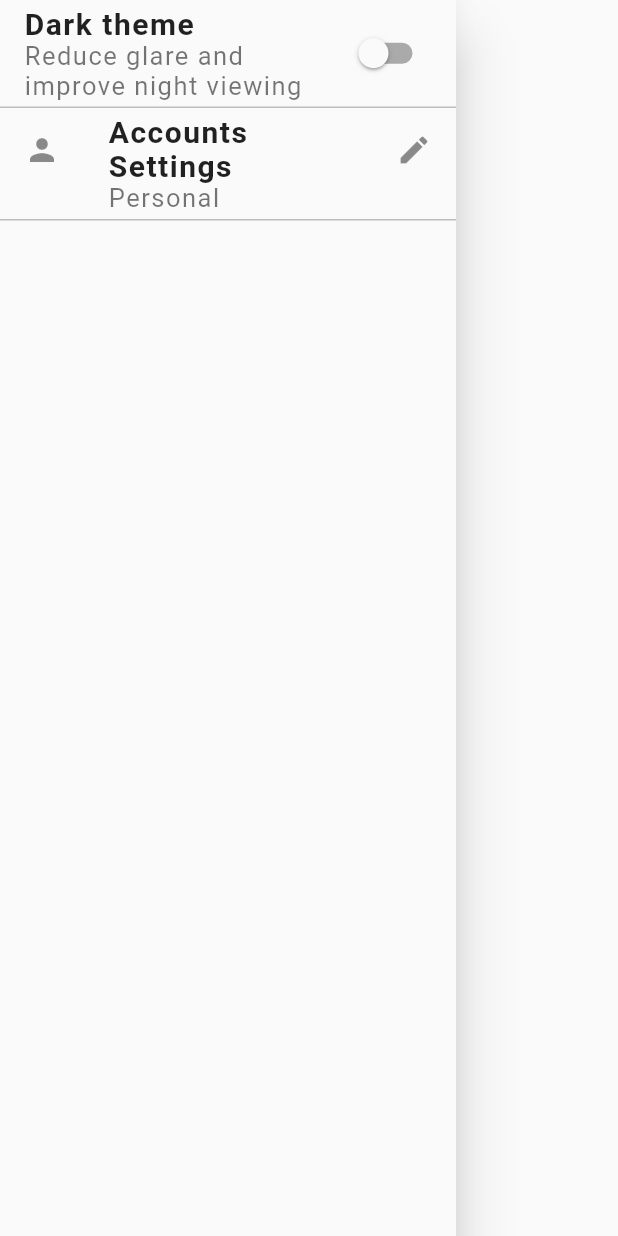
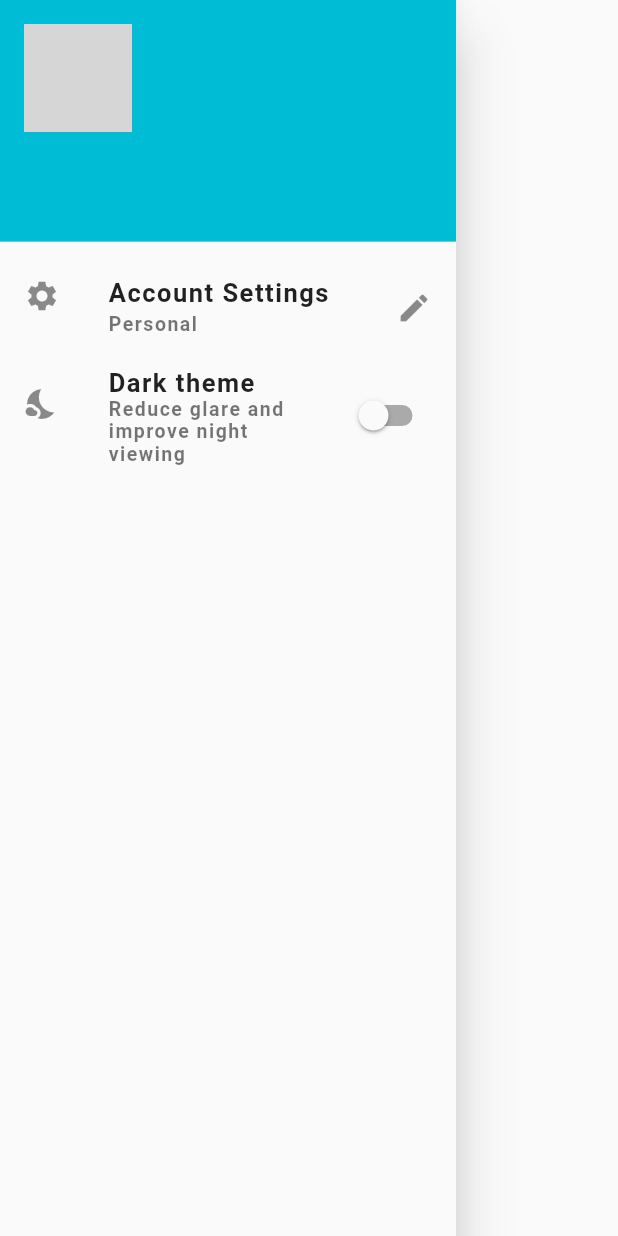
Before and after one commit to singhsduos/Chat_App, a Flutter app: the SideDrawer widget shown alone on an empty page, opened directly, on a phone screen of 412 x 824 dp. Run offline on Flutter 3.47's test engine with Material 2 defaults, Android fonts, the light colour scheme and no system bars; our stand-ins replace cached_network_image, cloud_firestore, firebase_auth, firebase_core, firebase_storage, fluttertoast and 5 more; missing offline and left inert: emoji_picker; accounts and stored records are empty; network calls fail; grey boxes are pictures that could not be loaded.

Commit message:
drawe updated

```diff
--- a/lib/Views/account_setting.dart
+++ b/lib/Views/account_setting.dart
@@ -146,7 +146,7 @@ class _SettingScreenState extends State<SettingScreen> {
                       IconButton(
                         icon: Icon(
                           Icons.camera_alt,
-                          size: 100.0,
+                          size: 50.0,
                           color: Color(0xfff99AAAB),
                         ),
                         onPressed: getImage,
--- a/lib/Views/drawer.dart
+++ b/lib/Views/drawer.dart
@@ -1,17 +1,47 @@
+import 'dart:io';
+
+import 'package:shared_preferences/shared_preferences.dart';
+import 'package:google_sign_in/google_sign_in.dart';
+import 'package:firebase_auth/firebase_auth.dart';
+import 'package:flutter/material.dart';
 import 'package:ChatApp/Views/account_setting.dart';
 import 'package:ChatApp/Widget/customtheme.dart';
 import 'package:ChatApp/Widget/theme.dart';
-import 'package:flutter/material.dart';
+import 'package:cached_network_image/cached_network_image.dart';
 import 'package:provider/provider.dart';
-// import 'package:shared_preferences/shared_preferences.dart';
 
 class SideDrawer extends StatefulWidget {
+  SideDrawer({Key key}) : super(key: key);
   @override
   _SideDrawerState createState() => _SideDrawerState();
 }
 
 class _SideDrawerState extends State<SideDrawer> {
   bool isDarkTheme = false;
+  SharedPreferences preferences;
+  String username = '';
+  String email = '';
+  String createdAt = '';
+  String photoUrl = '';
+  String aboutMe = '';
+  File imageFileAvatar;
+  @override
+  void initState() {
+    super.initState();
+    readDataFromLocal();
+  }
+
+  void readDataFromLocal() async {
+    preferences = await SharedPreferences.getInstance();
+    photoUrl = preferences.getString('photoUrl');
+    username = preferences.getString('username');
+    email = preferences.getString('email');
+    aboutMe = preferences.getString('aboutMe');
+    createdAt = preferences.getString('createdAt');
+
+    setState(() {});
+  }
+
   @override
   Widget build(BuildContext context) {
     // double height = MediaQuery.of(context).size.height;
@@ -35,27 +65,78 @@ class _SideDrawerState extends State<SideDrawer> {
         child: ListView(
           padding: EdgeInsets.zero,
           children: [
+            UserAccountsDrawerHeader(
+              accountName: Text(
+                username,
+                style: TextStyle(
+                  fontSize: 20.0,
+                  fontWeight: FontWeight.bold,
+                  letterSpacing: 1.0,
+                  color: Colors.white,
+                ),
+              ),
+              accountEmail: Text(
+                email,
+                style: TextStyle(
+                  fontSize: 17.0,
+                  fontWeight: FontWeight.normal,
+                  letterSpacing: 1.0,
+                  color: Colors.white,
+                ),
+              ),
+              currentAccountPicture: CircleAvatar(
+                backgroundImage: CachedNetworkImageProvider(photoUrl),
+              ),
+              decoration: BoxDecoration(color: Colors.cyan),
+            ),
             Container(
-              decoration: BoxDecoration(
-                  border:
-                      Border(bottom: BorderSide(color: Colors.grey.shade400))),
+              child: InkWell(
+                splashColor: Colors.cyan,
+                onTap: () {
+                  Navigator.push<MaterialPageRoute>(
+                      context,
+                      MaterialPageRoute(
+                          builder: (BuildContext context) => Settings()));
+                },
+                child: Container(
+                  child: ListTile(
+                    leading: Icon(Icons.settings),
+                    trailing: Icon(Icons.edit),
+                    title: Text('Account Settings',
+                        style: TextStyle(
+                          fontSize: 17.0,
+                          fontWeight: FontWeight.bold,
+                          letterSpacing: 1.0,
+                        )),
+                    subtitle: Text('Personal',
+                        style: TextStyle(
+                          fontSize: 13.0,
+                          fontWeight: FontWeight.bold,
+                          letterSpacing: 1.0,
+                        )),
+                  ),
+                ),
+              ),
+              // decoration: BoxDecoration(
+              //     border:
+              //         Border(bottom: BorderSide(color: Colors.grey.shade400))),
+            ),
+            Container(
               child: Consumer<ThemeNotifier>(
                 builder: (BuildContext context, ThemeNotifier notifier,
                         Widget child) =>
                     SwitchListTile(
-
-                  title: const Text(
-                    'Dark theme',
+                  secondary: const Icon(Icons.nights_stay),
+                  title: const Text('Dark theme',
                       style: TextStyle(
-                          fontSize: 20.0,
+                        fontSize: 17.0,
                         fontWeight: FontWeight.bold,
                         letterSpacing: 1.0,
-                        )
-                  ),
-                   subtitle: Text('Reduce glare and improve night viewing',
+                      )),
+                  subtitle: const Text('Reduce glare and improve night viewing',
                       style: TextStyle(
-                          fontSize: 17.0,
-                          fontWeight: FontWeight.normal,
+                        fontSize: 13.0,
+                        fontWeight: FontWeight.bold,
                         letterSpacing: 1.0,
                       )),
                   value: isDarkTheme,
@@ -74,56 +155,6 @@ class _SideDrawerState extends State<SideDrawer> {
                 ),
               ),
             ),
-            Container(
-              child: InkWell(
-                splashColor: Colors.cyan,
-                onTap: () {
-                  Navigator.push<MaterialPageRoute>(
-                      context,
-                      MaterialPageRoute(
-                          builder: (BuildContext context) => Settings()));
-                },
-                child: Container(
-                  child: ListTile(
-                    leading: Icon(Icons.person),
-                    trailing: Icon(Icons.edit),
-                    title: Text('Accounts Settings',
-                        style: TextStyle(
-                          fontSize: 20.0,
-                          fontWeight: FontWeight.bold,
-                          letterSpacing: 1.0,
-                        )),
-                    subtitle: Text('Personal',
-                        style: TextStyle(
-                          fontSize: 17.0,
-                          fontWeight: FontWeight.normal,
-                          letterSpacing: 1.0,
-                        )),
-                  ),
-                ),
-              ),
-              decoration: BoxDecoration(
-                  border:
-                      Border(bottom: BorderSide(color: Colors.grey.shade400))),
-            ),
-            //     ListTile(
-            //   leading: Icon(Icons.person),
-            //   trailing: Icon(Icons.edit),
-            //   title: Text('Accounts Settings',
-            //       style: TextStyle(
-            //         fontSize: 20.0,
-            //         fontWeight: FontWeight.bold,
-            //         letterSpacing: 1.0,
-
-            //       )),
-            //   subtitle: Text('Personal',
-            //       style: TextStyle(
-            //         fontSize: 17.0,
-            //         fontWeight: FontWeight.normal,
-            //         letterSpacing: 1.0,
-
-            //       )),
-            // ),
           ],
         ),
       ),
```
Lines whose indentation alone changed are shown as unchanged.
